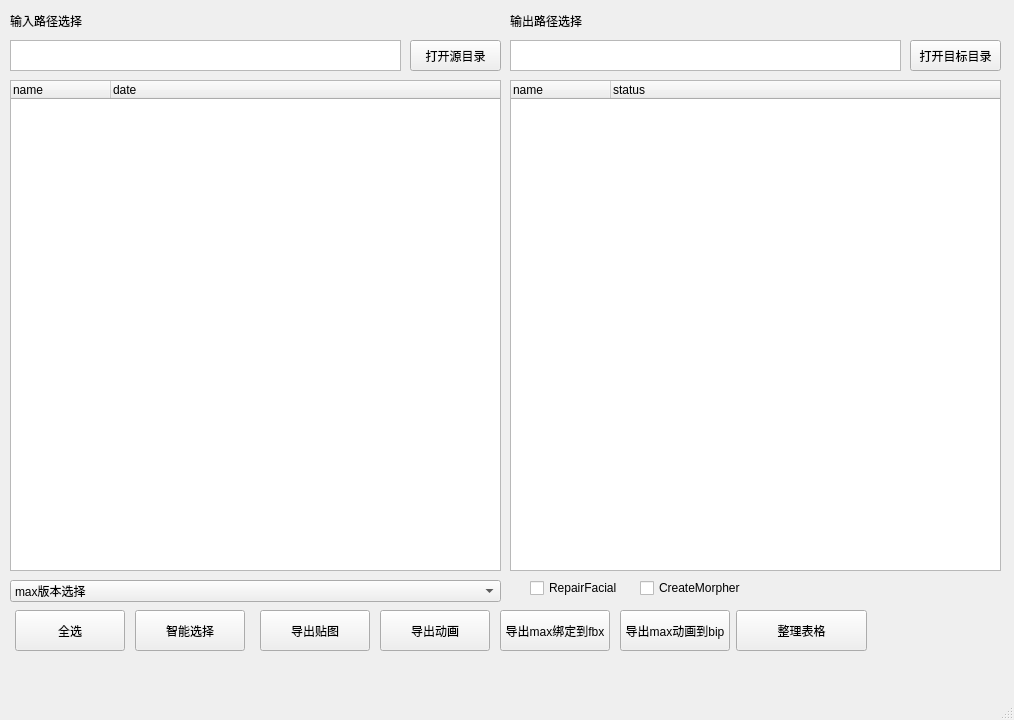
This is scripts/max/JpyModules/outPutTool/outPutUI.ui in wangziheng0426/JMadOnion as Qt 5 draws it before an edit. The edited form follows.
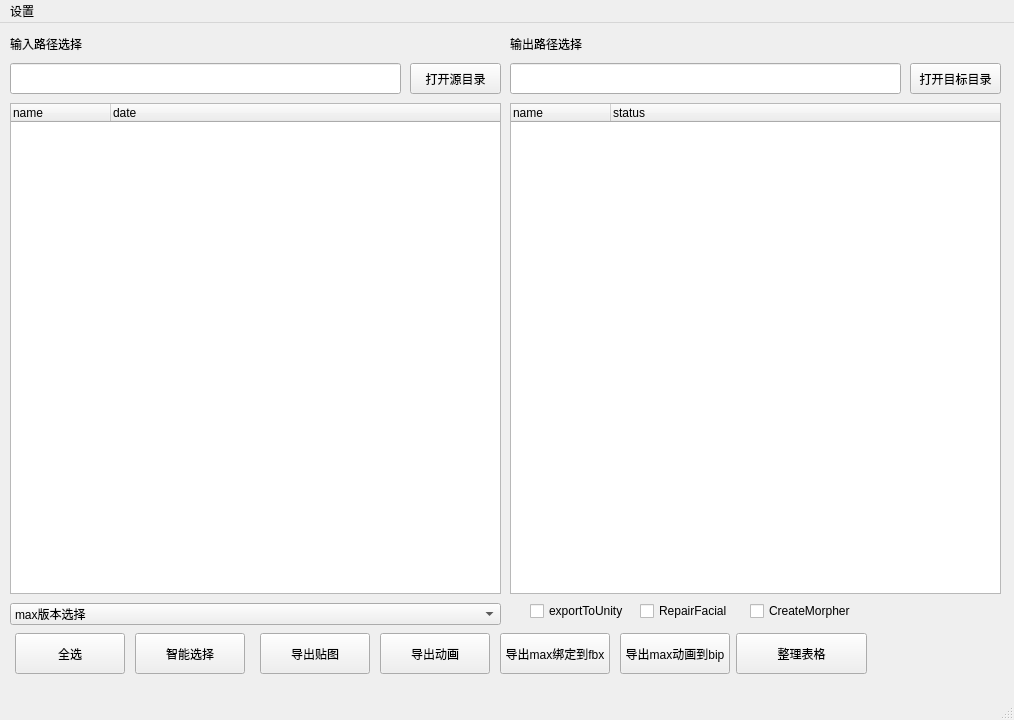
This is the edited form.

The edit to the form file:
```diff
--- a/scripts/max/JpyModules/outPutTool/outPutUI.ui
+++ b/scripts/max/JpyModules/outPutTool/outPutUI.ui
@@ -40,16 +40,6 @@
      <string>打开源目录</string>
     </property>
    </widget>
-   <widget class="QTextEdit" name="textOutPath">
-    <property name="geometry">
-     <rect>
-      <x>510</x>
-      <y>40</y>
-      <width>391</width>
-      <height>31</height>
-     </rect>
-    </property>
-   </widget>
    <widget class="QPushButton" name="pushButton_OutPath">
     <property name="geometry">
      <rect>
@@ -145,16 +135,6 @@
      <string>导出max动画到bip</string>
     </property>
    </widget>
-   <widget class="QTextEdit" name="textInPath">
-    <property name="geometry">
-     <rect>
-      <x>10</x>
-      <y>40</y>
-      <width>391</width>
-      <height>31</height>
-     </rect>
-    </property>
-   </widget>
    <widget class="QComboBox" name="comboBox">
     <property name="geometry">
      <rect>
@@ -228,7 +208,7 @@
     </property>
     <property name="geometry">
      <rect>
-      <x>530</x>
+      <x>640</x>
       <y>580</y>
       <width>101</width>
       <height>16</height>
@@ -260,7 +240,7 @@
    <widget class="QCheckBox" name="createMorpher">
     <property name="geometry">
      <rect>
-      <x>640</x>
+      <x>750</x>
       <y>580</y>
       <width>101</width>
       <height>16</height>
@@ -270,6 +250,51 @@
      <string>CreateMorpher</string>
     </property>
    </widget>
+   <widget class="QCheckBox" name="exportToUnity">
+    <property name="enabled">
+     <bool>true</bool>
+    </property>
+    <property name="geometry">
+     <rect>
+      <x>530</x>
+      <y>580</y>
+      <width>101</width>
+      <height>16</height>
+     </rect>
+    </property>
+    <property name="text">
+     <string>exportToUnity</string>
+    </property>
+    <property name="checkable">
+     <bool>true</bool>
+    </property>
+    <property name="checked">
+     <bool>false</bool>
+    </property>
+   </widget>
+   <widget class="QLineEdit" name="lineEdit_inPath">
+    <property name="geometry">
+     <rect>
+      <x>10</x>
+      <y>40</y>
+      <width>391</width>
+      <height>31</height>
+     </rect>
+    </property>
+    <property name="text">
+     <string/>
+    </property>
+   </widget>
+   <widget class="QLineEdit" name="lineEdit_outPath">
+    <property name="geometry">
+     <rect>
+      <x>510</x>
+      <y>40</y>
+      <width>391</width>
+      <height>31</height>
+     </rect>
+    </property>
+   </widget>
   </widget>
   <widget class="QMenuBar" name="menubar">
    <property name="geometry">
@@ -280,6 +305,13 @@
      <height>23</height>
     </rect>
    </property>
+   <widget class="QMenu" name="menu_setting">
+    <property name="title">
+     <string>设置</string>
+    </property>
+    <addaction name="action_workModel"/>
+   </widget>
+   <addaction name="menu_setting"/>
   </widget>
   <widget class="QStatusBar" name="statusbar"/>
  </widget>
```
Left out of the diff: 7 changed lines with no effect on the pictures.
